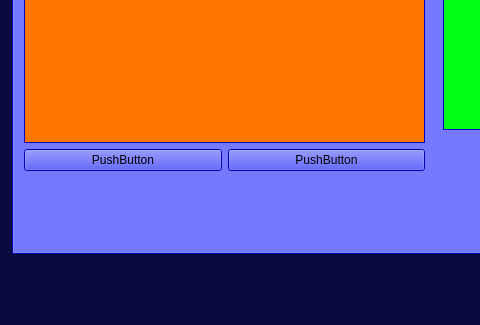
This is src/mainwindow.ui in sowlosc/ProjectCalendar as Qt 5 draws it before an edit; both pictures show x 0 to 480 and y 275 to 600 of the 800 by 600 pixel window. The edited form follows.
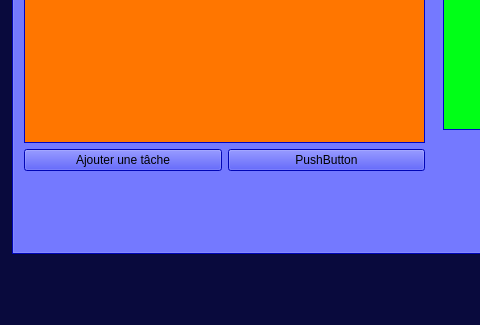
This is the edited form.

```diff
--- a/src/mainwindow.ui
+++ b/src/mainwindow.ui
@@ -959,7 +959,7 @@
          <item>
           <widget class="QPushButton" name="Bouton_ajouter_tache">
            <property name="text">
-            <string>PushButton</string>
+            <string>Ajouter une tâche</string>
            </property>
           </widget>
          </item>
```
